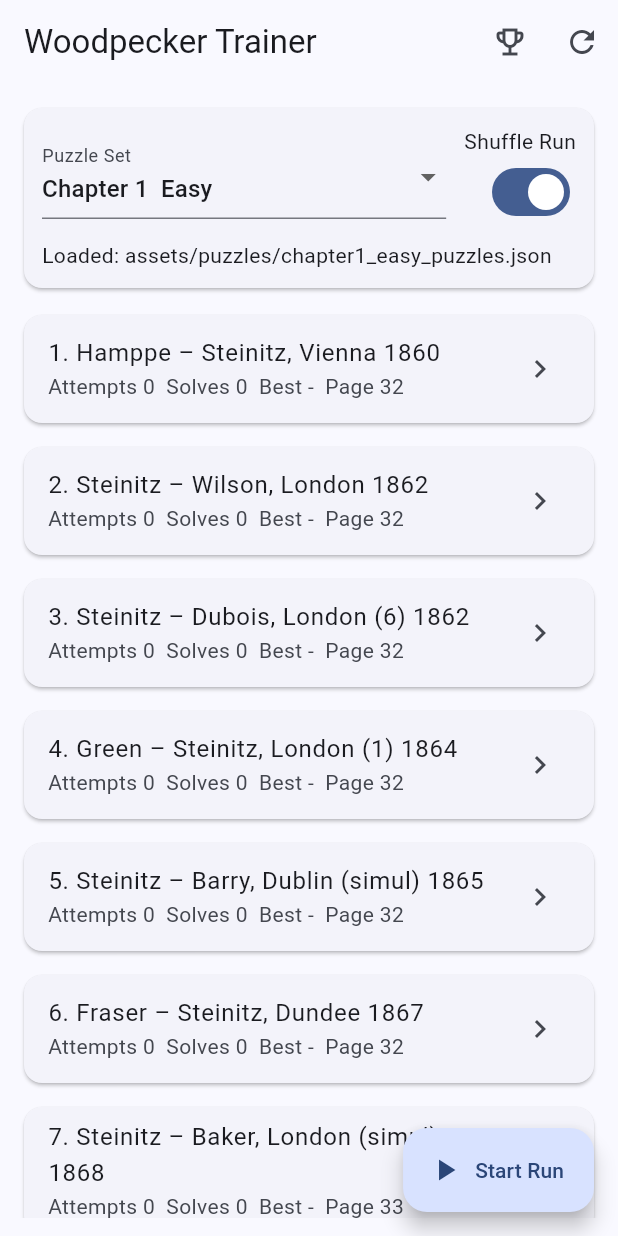
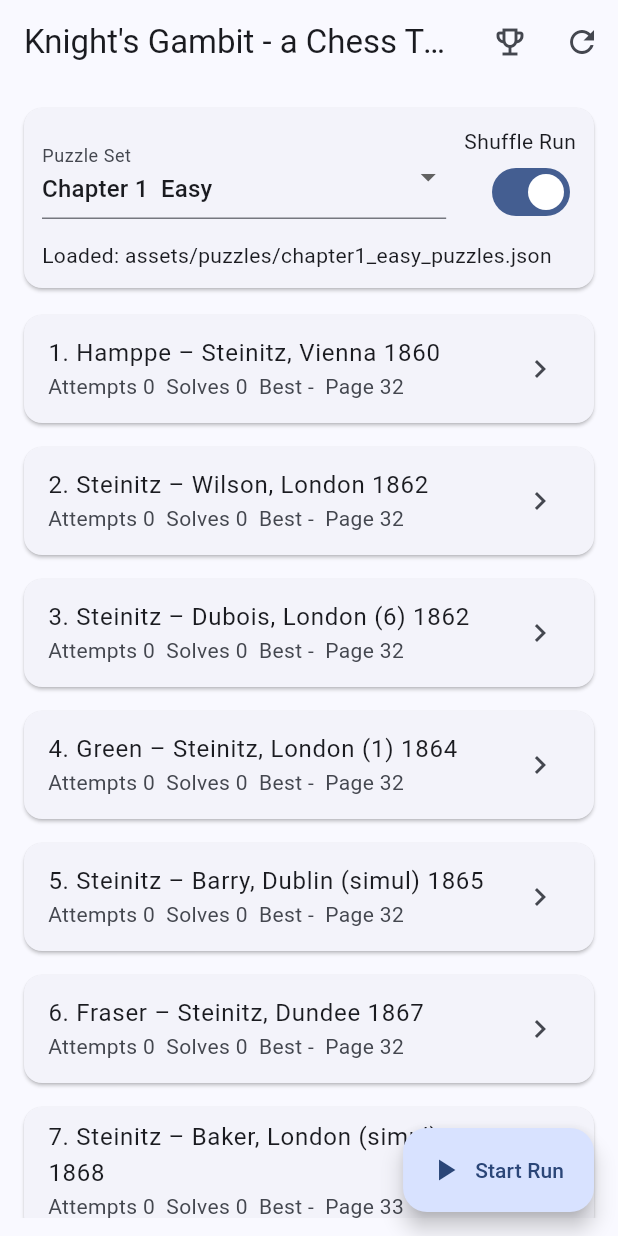
Before and after one commit to jknight137/chess_puzzles, a Flutter app: the screen it shows after launch, on a phone screen of 412 x 824 dp. Run offline on Flutter 3.47's test engine with Material 3 defaults, Android fonts, the phone set to English and light mode, and no system bars; our stand-ins replace shared_preferences; missing offline and left inert: chess, simple_chess_board.

Commit message:
updated changes

```diff
--- a/lib/screens/puzzle_list_page.dart
+++ b/lib/screens/puzzle_list_page.dart
@@ -136,7 +136,7 @@ class _PuzzleListPageState extends State<PuzzleListPage> {
 
     return Scaffold(
       appBar: AppBar(
-        title: const Text('Woodpecker Trainer'),
+        title: const Text('Knight\'s Gambit - a Chess Trainer'),
         actions: [
           IconButton(
               onPressed: _openLeaderboard,
--- a/pubspec.yaml
+++ b/pubspec.yaml
@@ -1,5 +1,5 @@
-name: chess_puzzles
-description: Woodpecker chess puzzle trainer
+name: knights_gambit
+description: A Chess Puzzle Trainer
 publish_to: "none"
 version: 1.0.0+1
 
```
Also changed, not shown: 3 other files.
